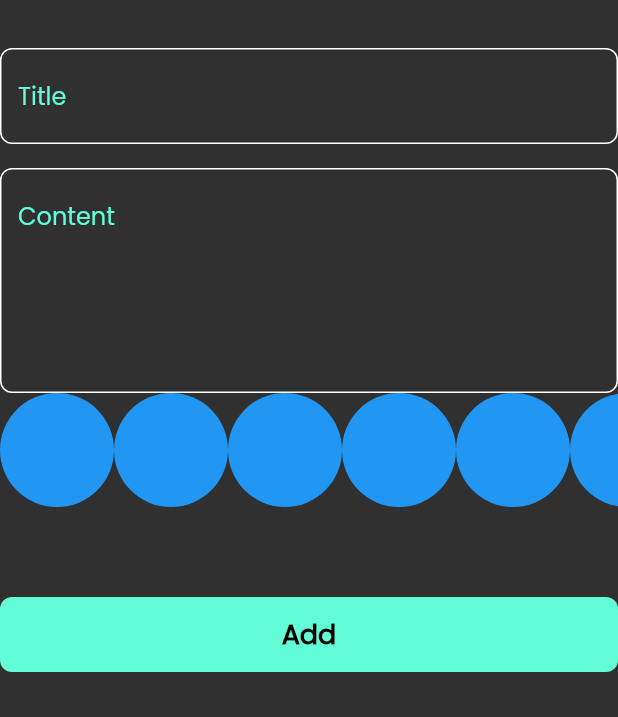
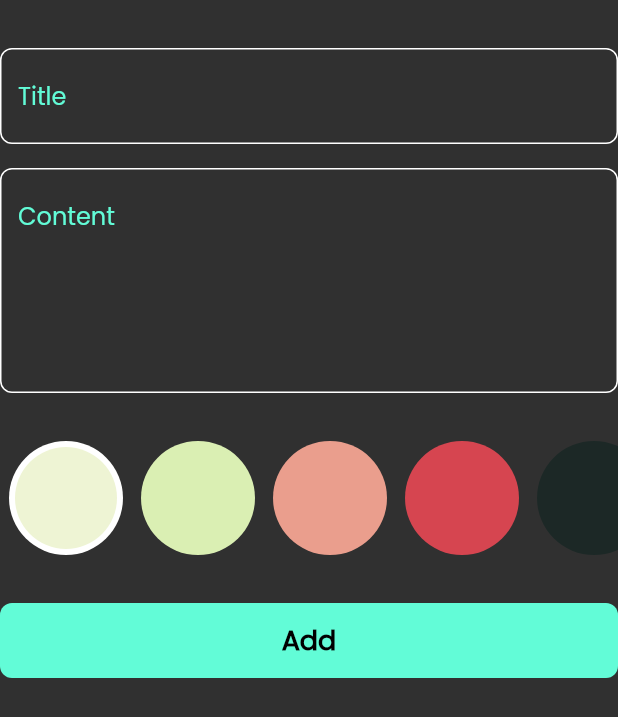
Before and after one commit to MohammedLaham/notes_app, a Flutter app: the AddNoteForm widget shown alone on an empty page, opened directly, on a phone screen of 412 x 824 dp. Shown: the top 717 px of the screen. Run offline on Flutter 3.47's test engine with Material 2 defaults, Android fonts, the phone set to English and light mode, and no system bars; our stand-ins replace flutter_bloc, font_awesome_flutter, hive, hive_flutter; accounts and stored records are empty.

Commit message:
create colors list view part two

```diff
--- a/lib/views/add_note_form.dart
+++ b/lib/views/add_note_form.dart
@@ -45,9 +45,12 @@ class _AddNoteFormState extends State<AddNoteForm> {
             maxLines: 5,
             hint: 'Content',
           ),
+          const SizedBox(
+            height: 32,
+          ),
           const ColorListView(),
           const SizedBox(
-            height: 60,
+            height: 32,
           ),
           BlocBuilder<AddNoteCubit, AddNoteState>(builder: (context, state) {
             return CustomButton(
--- a/lib/views/colors_listview.dart
+++ b/lib/views/colors_listview.dart
@@ -1,29 +1,66 @@
 import 'package:flutter/material.dart';
 
 class ColorItem extends StatelessWidget {
-  const ColorItem({Key? key}) : super(key: key);
+  const ColorItem({Key? key, required this.isClick, required this.color})
+      : super(key: key);
+  final bool isClick;
+  final Color color;
 
   @override
   Widget build(BuildContext context) {
-    return const CircleAvatar(
-      radius: 38,
-      backgroundColor: Colors.blue,
-    );
+    return isClick
+        ? CircleAvatar(
+            radius: 38,
+            backgroundColor: Colors.white,
+            child: CircleAvatar(
+              radius: 34,
+              backgroundColor: color,
+            ),
+          )
+        : CircleAvatar(
+            radius: 38,
+            backgroundColor: color,
+          );
   }
 }
-class ColorListView extends StatelessWidget {
+
+class ColorListView extends StatefulWidget {
   const ColorListView({Key? key}) : super(key: key);
+
+  @override
+  State<ColorListView> createState() => _ColorListViewState();
+}
+
+class _ColorListViewState extends State<ColorListView> {
+  int currentIndex = 0;
+  List<Color> colorList = const [
+    Color(0xffEEF4D4),
+    Color(0xffDAEFB3),
+    Color(0xffEA9E8D),
+    Color(0xffD64550),
+    Color(0xff1C2826)
+  ];
 
   @override
   Widget build(BuildContext context) {
     return SizedBox(
-      height: 38*2,
-      child:       ListView.builder(
-          itemCount: 10,
+      height: 38 * 2,
+      child: ListView.builder(
+          itemCount: colorList.length,
           scrollDirection: Axis.horizontal,
-          itemBuilder: (context,index){
-            return const ColorItem();
-          })
-      ,);
+          itemBuilder: (context, index) {
+            return Padding(
+              padding: const EdgeInsets.symmetric(horizontal: 6),
+              child: GestureDetector(
+                onTap: () {
+                  currentIndex = index;
+                  setState(() {});
+                },
+                child: ColorItem(
+                    isClick: currentIndex == index, color: colorList[index]),
+              ),
+            );
+          }),
+    );
   }
 }
```
